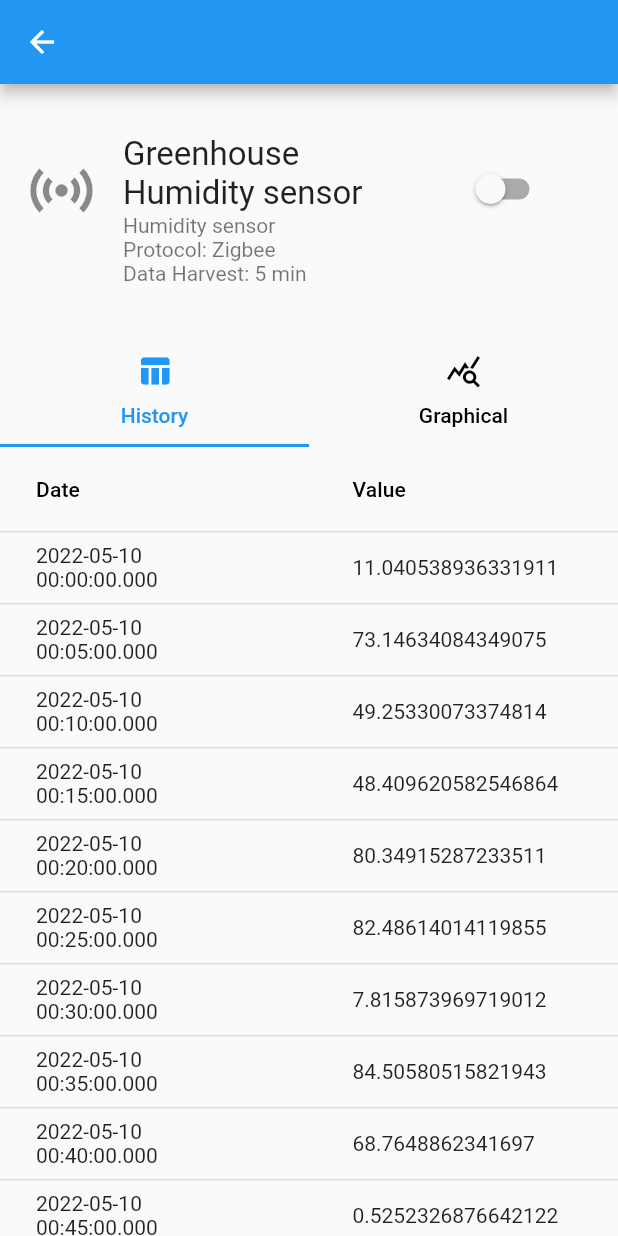
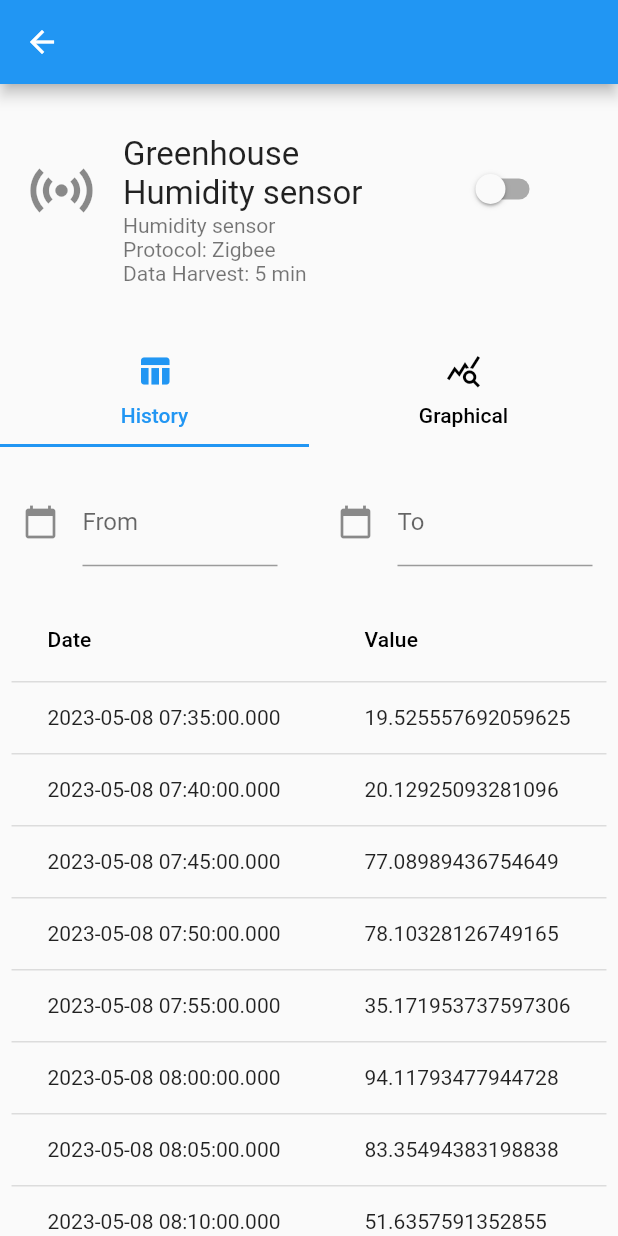
Before and after one commit to NunoVidal/MySmartHome, a Flutter app: the SensorState screen opened directly with empty values, on a phone screen of 412 x 824 dp. Run offline on Flutter 3.47's test engine with Material 2 defaults, Android fonts, the phone set to English and light mode, and no system bars; our stand-ins replace flutter_colorpicker, numberpicker, syncfusion_flutter_charts; network calls fail.

Commit message:
inputs e graphics

```diff
--- a/lib/costum_widgets.dart
+++ b/lib/costum_widgets.dart
@@ -823,3 +823,78 @@ class _LightProgramShceduleModalState extends State<LightProgramShceduleModal> {
     );
   }
 }
+
+
+class MyDateTimePicker extends StatefulWidget {
+  final String label;
+  final DateTime defaultValue;
+  const MyDateTimePicker({super.key, required this.label,required this.defaultValue});
+
+  @override
+  _MyDateTimePickerState createState() => _MyDateTimePickerState(label,defaultValue);
+}
+
+class _MyDateTimePickerState extends State<MyDateTimePicker> {
+  DateTime selectedDate = DateTime.now();
+  TimeOfDay selectedTime = TimeOfDay.now();
+  TextEditingController dateController = TextEditingController();
+
+  String label = "Enter Date";
+
+  _MyDateTimePickerState(this.label,this.selectedDate);
+
+
+  @override
+  Widget build(BuildContext context) {
+    return Container(
+            padding: const EdgeInsets.all(15),
+            height: 100,
+            width: 200,
+            child: Center(
+              child: TextField(
+                  controller: dateController, //editing controller of this TextField
+                    decoration:  InputDecoration(
+                              icon: const Icon(Icons.calendar_today), //icon of text field
+                            labelText: label, //label text of field
+                      ),
+                    readOnly: true,  // when true user cannot edit text
+                    onTap: () async {
+                           showDatePicker(
+                          context: context,
+                          initialDate: selectedDate,
+                          firstDate: DateTime(2021),
+                          lastDate: DateTime(2025)
+                        ).then((date) {
+                            if (date != null) {
+                              setState(() {
+                                selectedDate = date;
+                              });
+
+                              showTimePicker(
+                                context: context,
+                                initialTime: selectedTime,
+                              ).then((time) {
+                                if (time != null) {
+                                  setState(() {
+                                    selectedDate = DateTime(selectedDate.year,selectedDate.month,selectedDate.day,time.hour,time.minute);
+                                  });
+                                }
+                              });
+                              dateController.text = "${selectedDate.year}/${selectedDate.month}/${selectedDate.day} ${selectedDate.hour}:${selectedDate.minute}";
+                            }
+                        });
+                      }
+            )
+
+             /*ElevatedButton(
+              child: Text("${selectedDate.year}/${selectedDate.month}/${selectedDate.day} ${selectedTime.hour}:${selectedTime.minute}"),
+              onPressed: () {
+
+              },
+            ),*/
+          ),
+        );
+
+
+  }
+}
--- a/lib/main.dart
+++ b/lib/main.dart
@@ -16,8 +16,8 @@ void main() {
   Map<DateTime, double> values = {};
   final random = Random();
 
-  final startDate = DateTime(2022, 05, 10, 0, 0, 0);
-  final endDate = DateTime(2022, 05, 20, 23, 50, 0);
+  final startDate = DateTime(2023, 05, 02, 0, 0, 0);
+  final endDate = DateTime(2023, 05, 20, 23, 50, 0);
 
   final difference = endDate.difference(startDate).inMinutes;
   final numberOfIntervals = (difference / 5).ceil();
--- a/lib/sensor.dart
+++ b/lib/sensor.dart
@@ -2,6 +2,8 @@ import 'package:flutter/material.dart';
 
 import 'costum_widgets.dart';
 import 'my_devices.dart';
+
+import 'package:syncfusion_flutter_charts/sparkcharts.dart';
 
 class SensorState extends StatefulWidget {
   const SensorState({super.key});
@@ -30,6 +32,21 @@ class _SensorState extends State<SensorState>
     final sensorId = ModalRoute.of(context)!.settings.arguments as int;
     final List<MapEntry<DateTime, double>> myData =
         sensores[sensorId].history.entries.toList();
+
+    DateTime endDate = DateTime.now(); // Example end date and time
+    DateTime startDate = endDate.subtract(Duration(hours: 3));
+
+    List<DataRow> filteredRows = myData.where((data) {
+      return data.key.isAfter(startDate) && data.key.isBefore(endDate);
+    }).map((data) {
+      return DataRow(
+        cells: [
+          DataCell(Text(data.key.toString())),
+          DataCell(Text(data.value.toString())),
+        ],
+      );
+    }).toList();
+
     return Scaffold(
       appBar: AppBar(
         leading: BackButton(
@@ -72,28 +89,48 @@ class _SensorState extends State<SensorState>
               controller: _tabController,
               children: [
                  SingleChildScrollView(
+                    child: Column(
+                      children: [
+                            Row(
+                              children:  [
+                            MyDateTimePicker(label: 'From',defaultValue: startDate),
+                              const SizedBox(
+                                width: 10,
+                              ),
+                            MyDateTimePicker(label: "To",defaultValue: endDate),
+                          ]),
+                        SingleChildScrollView(
                           child: DataTable(
                             columns: const [
                               DataColumn(label: Text('Date')),
                               DataColumn(label: Text('Value')),
                             ],
-                    rows: List.generate(
-                      myData.length,
-                      (index) => DataRow(
-                        cells: [
-                          DataCell(Text(myData[index].key.toString())),
-                          DataCell(Text(myData[index].value.toString())),
-                        ],
+                            rows: filteredRows,
+                          ),
+                        )
+                      ])
+                ),
+
+                //OTHER TAB
+                Expanded(
+                    child: Padding(
+                      padding: const EdgeInsets.all(8.0),
+                      //Initialize the spark charts widget
+                      child: SfSparkLineChart.custom(
+                        //Enable the trackball
+                        trackball: const SparkChartTrackball(
+                            activationMode: SparkChartActivationMode.tap),
+                        //Enable marker
+                        marker: const SparkChartMarker(
+                            displayMode: SparkChartMarkerDisplayMode.all),
+                        //Enable data label
+                        labelDisplayMode: SparkChartLabelDisplayMode.all,
+                        xValueMapper: (int index) => myData[index].key,
+                        yValueMapper: (int index) => myData[index].value,
+                        dataCount: 5,
                       ),
                     ),
-                  ),
-                ),
-                Container(
-                  color: Colors.yellow,
-                  child: Center(
-                    child: Text('Graphical'),
-                  ),
-                ),
+                  )
                 ],
             ),
           ),
```
Lines whose indentation alone changed are shown as unchanged.
